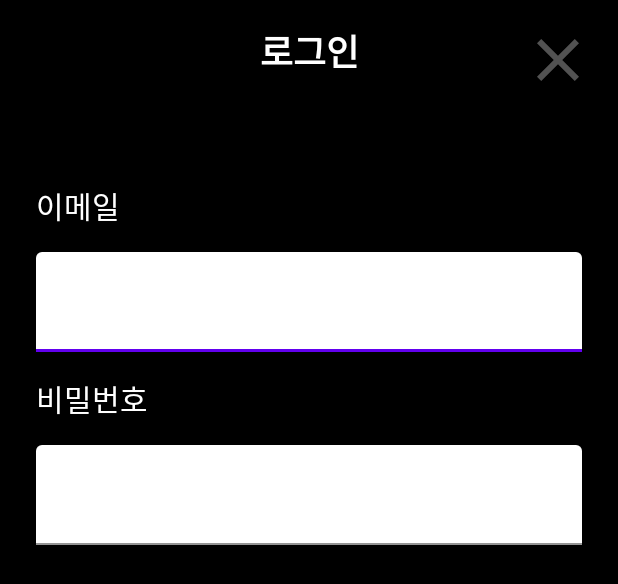
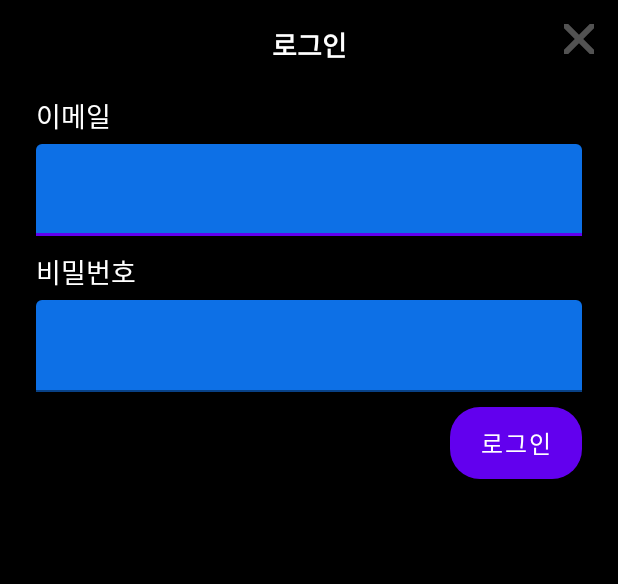
Before and after one commit to OrdeRing-Team/Ordering, an Android app: the layout bottom_sheet_dialog_login.xml on its own in the app's theme, with its tools: preview values and no code run, on a phone screen of 412 x 824 dp. Shown: the top 584 px of the screen. Run offline under Robolectric (Android 15) with nearby library versions, the phone set to English and light mode, and no system bars.

Commit message:
로그인 연동 작업, 로그인->BottomSheetDialog

```diff
--- a/app/src/main/java/com/example/orderingproject/AuthActivity.java
+++ b/app/src/main/java/com/example/orderingproject/AuthActivity.java
@@ -172,6 +172,7 @@ public class AuthActivity extends BasicActivity {
                 InputMethodManager imm = (InputMethodManager) getSystemService(Context.INPUT_METHOD_SERVICE);
                 imm.hideSoftInputFromWindow(binding.etPhoneSignup.getWindowToken(), 0);
 
+                startActivity(new Intent(AuthActivity.this, StartActivity.class));
                 FinishWithAnim();
             }
         });
--- a/app/src/main/java/com/example/orderingproject/SignupActivity.java
+++ b/app/src/main/java/com/example/orderingproject/SignupActivity.java
@@ -422,7 +422,7 @@ public class SignupActivity extends AppCompatActivity {
                                 FirebaseUser user = mAuth.getCurrentUser();
                                 updateDB(user, phoneNum, Nickname, Email);
                                 startActivity(new Intent(SignupActivity.this, MainActivity.class));
-                                showToast(SignupActivity.this,"회원가입 완료");
+                                showToast(SignupActivity.this,"회원가입을 완료하였습니다.");
                                 finish();
                             }
                         } else {
--- a/app/src/main/res/layout/activity_start.xml
+++ b/app/src/main/res/layout/activity_start.xml
@@ -433,6 +433,7 @@
                             app:layout_constraintTop_toTopOf="parent" />
 
                         <TextView
+                            android:id="@+id/loginTextView"
                             android:layout_width="wrap_content"
                             android:layout_height="wrap_content"
                             android:layout_marginEnd="16dp"
--- a/app/src/main/res/layout/bottom_sheet_dialog_login.xml
+++ b/app/src/main/res/layout/bottom_sheet_dialog_login.xml
@@ -13,15 +13,15 @@
         android:layout_marginTop="16dp"
         android:text="로그인"
         android:textColor="#FFFFFF"
-        android:textSize="24sp"
+        android:textSize="18sp"
         android:textStyle="bold"
         app:layout_constraintEnd_toEndOf="parent"
         app:layout_constraintStart_toStartOf="parent"
         app:layout_constraintTop_toTopOf="parent" />
     <ImageButton
         android:id="@+id/ib_close"
-        android:layout_width="wrap_content"
-        android:layout_height="wrap_content"
+        android:layout_width="20dp"
+        android:layout_height="20dp"
         app:layout_constraintTop_toTopOf="@+id/tv_login"
         app:layout_constraintRight_toRightOf="parent"
         android:background="@color/black"
@@ -37,14 +37,14 @@
         app:layout_constraintEnd_toEndOf="parent"
         app:layout_constraintTop_toBottomOf="@id/tv_login"
         android:orientation="vertical"
-        android:layout_marginTop="70dp">
+        android:layout_marginTop="20dp">
 
         <TextView
             android:layout_width="wrap_content"
             android:layout_height="wrap_content"
             android:text="이메일"
             android:layout_marginStart="24dp"
-            android:textSize="20sp"
+            android:textSize="18sp"
             android:layout_gravity="start"
             android:textColor="@color/white"/>
 
@@ -54,18 +54,17 @@
             android:layout_height="wrap_content"
             android:layout_marginStart="24dp"
             android:layout_marginEnd="24dp"
-            android:layout_marginTop="16dp">
+            android:layout_marginTop="5dp">
 
             <com.google.android.material.textfield.TextInputEditText
                 android:id="@+id/et_email"
                 android:layout_width="match_parent"
-                android:layout_height="wrap_content"
-                android:backgroundTint="#FFFFFF"
+                android:layout_height="match_parent"
+                android:backgroundTint="@color/blue"
                 android:inputType="textEmailAddress"
-                android:maxLength="11"
-                android:textColor="#000000"
+                android:textColor="#FFFFFF"
                 android:textColorHint="#616161"
-                android:textSize="24sp" />
+                android:textSize="20sp" />
         </com.google.android.material.textfield.TextInputLayout>
 
         <TextView
@@ -73,9 +72,9 @@
             android:layout_width="wrap_content"
             android:layout_height="wrap_content"
             android:text="비밀번호"
-            android:layout_marginTop="16dp"
+            android:layout_marginTop="10dp"
             android:layout_marginStart="24dp"
-            android:textSize="20sp"
+            android:textSize="18sp"
             android:layout_gravity="start"
             android:textColor="@color/white"/>
 
@@ -85,20 +84,31 @@
             android:layout_height="wrap_content"
             android:layout_marginStart="24dp"
             android:layout_marginEnd="24dp"
-            android:layout_marginTop="16dp">
+            android:layout_marginTop="5dp">
 
             <com.google.android.material.textfield.TextInputEditText
                 android:id="@+id/et_password"
                 android:layout_width="match_parent"
-                android:layout_height="wrap_content"
-                android:backgroundTint="#FFFFFF"
+                android:layout_height="match_parent"
+                android:backgroundTint="@color/blue"
                 android:inputType="textEmailAddress"
-                android:maxLength="11"
-                android:textColor="#000000"
+                android:textColor="#FFFFFF"
                 android:textColorHint="#616161"
-                android:textSize="24sp" />
+                android:textSize="20sp" />
         </com.google.android.material.textfield.TextInputLayout>
 
+        <Button
+            android:id="@+id/btn_login"
+            android:layout_width="wrap_content"
+            android:layout_height="wrap_content"
+            android:layout_gravity="end"
+            android:layout_marginEnd="24dp"
+            android:layout_marginTop="10dp"
+            android:background="@drawable/rectangle_button"
+            android:text="로그인"
+            android:textColor="@color/white"
+            android:textSize="16sp"
+            android:layout_marginBottom="18dp"/>
     </LinearLayout>
 
 </androidx.constraintlayout.widget.ConstraintLayout>
--- a/app/src/main/res/values/colors.xml
+++ b/app/src/main/res/values/colors.xml
@@ -9,4 +9,5 @@
     <color name="white">#FFFFFFFF</color>
     <color name="white_60">#99FFFFFF</color>
     <color name="error">#FF0000</color>
+    <color name="blue">#0D70E6</color>
 </resources>
```
Also changed, not shown: app/src/main/java/com/example/orderingproject/BottomSheetLogin.java (added, +107 -0 lines), app/src/main/java/com/example/orderingproject/MainActivity.java (+11 -0 lines), app/src/main/kotlin/com/example/orderingproject/StartActivity.kt (+20 -0 lines), app/src/main/res/values/themes.xml (+7 -0 lines).
